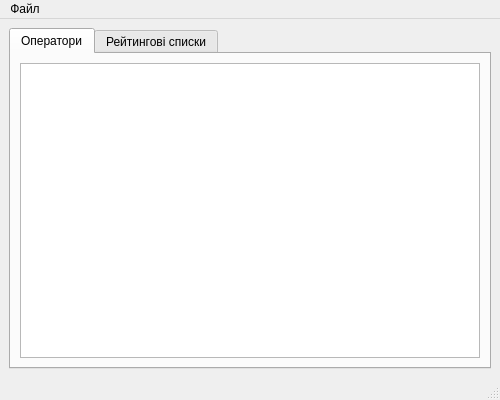
Before: the Qt Designer form CourseWork/Редактор/mainmenu.ui in Adept-5455/CourseWork, drawn with Qt 5.
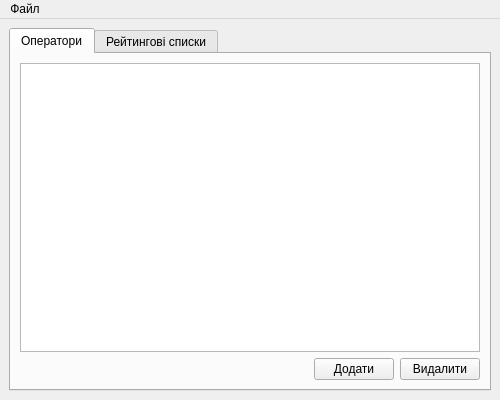
After: the same form once the commit is applied. The open tabs and pages were chosen to show the change.

What changed in the file:
```diff
--- a/CourseWork/Редактор/mainmenu.ui
+++ b/CourseWork/Редактор/mainmenu.ui
@@ -37,8 +37,35 @@
         <string>Оператори</string>
        </attribute>
        <layout class="QGridLayout" name="gridLayout_2">
-        <item row="0" column="0">
-         <widget class="QTableView" name="tableView"/>
+        <item row="2" column="3">
+         <widget class="QPushButton" name="delBtn">
+          <property name="text">
+           <string>Видалити</string>
+          </property>
+         </widget>
+        </item>
+        <item row="2" column="1">
+         <spacer name="horizontalSpacer">
+          <property name="orientation">
+           <enum>Qt::Horizontal</enum>
+          </property>
+          <property name="sizeHint" stdset="0">
+           <size>
+            <width>40</width>
+            <height>20</height>
+           </size>
+          </property>
+         </spacer>
+        </item>
+        <item row="2" column="2">
+         <widget class="QPushButton" name="addBtn">
+          <property name="text">
+           <string>Додати</string>
+          </property>
+         </widget>
+        </item>
+        <item row="0" column="0" colspan="4">
+         <widget class="QTableView" name="operatorsTable"/>
         </item>
        </layout>
       </widget>
@@ -82,7 +109,6 @@
    </widget>
    <addaction name="menu"/>
   </widget>
-  <widget class="QStatusBar" name="statusbar"/>
   <action name="loadFromDB">
    <property name="text">
     <string>Завантажити з БД</string>
```
Left out of the diff: 33 changed lines with no effect on the pictures.
